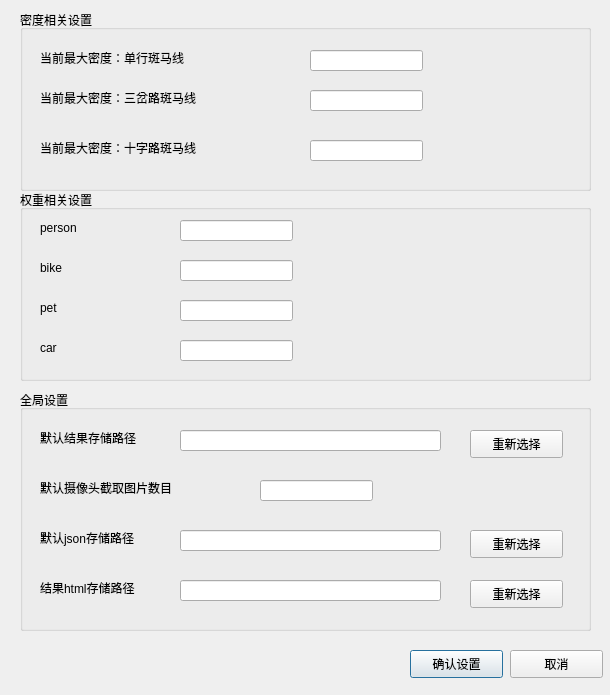
Above: ui/designer_ui/SettingDialog.ui from wendyltan/ZebraCrossDensityDetector before the change. Below: the same form after it.
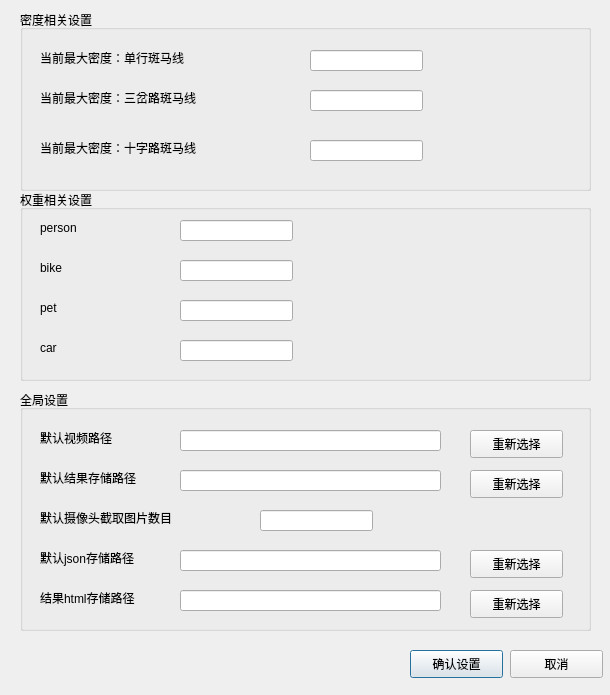
That is the form after the change.

Commit message: 完善图片功能，增加视频功能

```diff
--- a/ui/designer_ui/SettingDialog.ui
+++ b/ui/designer_ui/SettingDialog.ui
@@ -242,7 +242,7 @@
     <property name="geometry">
      <rect>
       <x>20</x>
-      <y>40</y>
+      <y>80</y>
       <width>131</width>
       <height>16</height>
      </rect>
@@ -255,7 +255,7 @@
     <property name="geometry">
      <rect>
       <x>160</x>
-      <y>40</y>
+      <y>80</y>
       <width>261</width>
       <height>21</height>
      </rect>
@@ -265,7 +265,7 @@
     <property name="geometry">
      <rect>
       <x>450</x>
-      <y>40</y>
+      <y>80</y>
       <width>93</width>
       <height>28</height>
      </rect>
@@ -278,7 +278,7 @@
     <property name="geometry">
      <rect>
       <x>20</x>
-      <y>90</y>
+      <y>120</y>
       <width>171</width>
       <height>16</height>
      </rect>
@@ -291,7 +291,7 @@
     <property name="geometry">
      <rect>
       <x>240</x>
-      <y>90</y>
+      <y>120</y>
       <width>113</width>
       <height>21</height>
      </rect>
@@ -301,7 +301,7 @@
     <property name="geometry">
      <rect>
       <x>160</x>
-      <y>140</y>
+      <y>160</y>
       <width>261</width>
       <height>21</height>
      </rect>
@@ -311,7 +311,7 @@
     <property name="geometry">
      <rect>
       <x>450</x>
-      <y>140</y>
+      <y>160</y>
       <width>93</width>
       <height>28</height>
      </rect>
@@ -324,7 +324,7 @@
     <property name="geometry">
      <rect>
       <x>20</x>
-      <y>140</y>
+      <y>160</y>
       <width>131</width>
       <height>16</height>
      </rect>
@@ -337,7 +337,7 @@
     <property name="geometry">
      <rect>
       <x>160</x>
-      <y>190</y>
+      <y>200</y>
       <width>261</width>
       <height>21</height>
      </rect>
@@ -347,7 +347,7 @@
     <property name="geometry">
      <rect>
       <x>450</x>
-      <y>190</y>
+      <y>200</y>
       <width>93</width>
       <height>28</height>
      </rect>
@@ -360,7 +360,7 @@
     <property name="geometry">
      <rect>
       <x>20</x>
-      <y>190</y>
+      <y>200</y>
       <width>131</width>
       <height>16</height>
      </rect>
@@ -369,6 +369,42 @@
      <string>结果html存储路径</string>
     </property>
    </widget>
+   <widget class="QLabel" name="label_12">
+    <property name="geometry">
+     <rect>
+      <x>20</x>
+      <y>40</y>
+      <width>101</width>
+      <height>16</height>
+     </rect>
+    </property>
+    <property name="text">
+     <string>默认视频路径</string>
+    </property>
+   </widget>
+   <widget class="QLineEdit" name="default_video_path">
+    <property name="geometry">
+     <rect>
+      <x>160</x>
+      <y>40</y>
+      <width>261</width>
+      <height>21</height>
+     </rect>
+    </property>
+   </widget>
+   <widget class="QPushButton" name="choose_video_path_btn">
+    <property name="geometry">
+     <rect>
+      <x>450</x>
+      <y>40</y>
+      <width>93</width>
+      <height>28</height>
+     </rect>
+    </property>
+    <property name="text">
+     <string>重新选择</string>
+    </property>
+   </widget>
   </widget>
  </widget>
  <resources/>
```
The commit also changes 11 other files.
